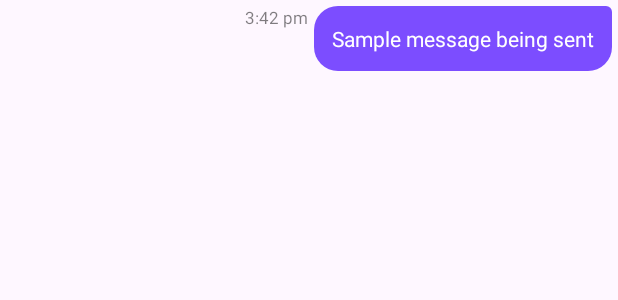
After one commit to shigf1/ClothesShare-main, an Android app: the layout item_message_sent.xml on its own in the app's theme, with its tools: preview values and no code run, on a phone screen of 412 x 824 dp. The commit adds this screen. Shown: the top 300 px of the screen. Run offline under Robolectric (Android 15) with nearby library versions, the phone set to English and light mode, and no system bars.

Commit message:
adapting conversation items on left and right side

```diff
--- a/app/src/main/AndroidManifest.xml
+++ b/app/src/main/AndroidManifest.xml
@@ -44,6 +44,9 @@
         <activity
             android:name=".ExperienceActivity"
             android:exported="true" />
+        <activity
+            android:name=".ui.ConversationActivity"
+            android:exported="false" />
     </application>
 
 </manifest>
--- a/app/src/main/java/com/example/clothesshare/ConversationItem.kt
+++ b/app/src/main/java/com/example/clothesshare/ConversationItem.kt
@@ -6,13 +6,15 @@ data class ConversationItem(
     val id: String? = null,
     val username: String? = null,
     val message: String? = null,
-    val message_date: String = "" // Can be String or Long
+    val message_date: String = "" ,
+    val isCurrentUser: Boolean = false // Add this field
 ) {
     @Exclude
     fun toMap(): Map<String, Any?> = mapOf(
         "id" to id,
         "username" to username,
         "message" to message,
-        "message_date" to message_date
+        "message_date" to message_date,
+        "isCurrentUser" to isCurrentUser
     )
 }
--- a/app/src/main/java/com/example/clothesshare/MessageAdapter.kt
+++ b/app/src/main/java/com/example/clothesshare/MessageAdapter.kt
@@ -9,10 +9,8 @@ import android.widget.TextView
 import androidx.recyclerview.widget.RecyclerView
 import com.bumptech.glide.Glide
 
-class MessageAdapter(private val messages: List<MessageItem>) :
+class MessageAdapter(private val messages: List<MessageItem>, private val onItemClick: (MessageItem) -> Unit) :
     RecyclerView.Adapter<MessageAdapter.ViewHolder>(){
-
-        var onItemClick : ((MessageItem) -> Unit)? = null
 
         override fun onCreateViewHolder(parent: ViewGroup, viewType: Int):
                 ViewHolder {
@@ -41,7 +39,7 @@ class MessageAdapter(private val messages: List<MessageItem>) :
 
 
         holder.itemView.setOnClickListener {
-            onItemClick?.invoke(message)
+            onItemClick(message)
         }
     }
 
--- /dev/null
+++ b/app/src/main/res/drawable/bubble_sent.xml
@@ -0,0 +1,9 @@
+<shape xmlns:android="http://schemas.android.com/apk/res/android"
+    android:shape="rectangle">
+    <corners
+        android:topLeftRadius="16dp"
+        android:topRightRadius="4dp"
+        android:bottomLeftRadius="16dp"
+        android:bottomRightRadius="16dp"/>
+    <solid android:color="#7C4DFF"/> <!-- Purple color -->
+</shape>
--- /dev/null
+++ b/app/src/main/res/layout/item_message_sent.xml
@@ -0,0 +1,32 @@
+<?xml version="1.0" encoding="utf-8"?>
+<androidx.constraintlayout.widget.ConstraintLayout
+    xmlns:android="http://schemas.android.com/apk/res/android"
+    xmlns:app="http://schemas.android.com/apk/res-auto"
+    android:layout_width="match_parent"
+    android:layout_height="wrap_content"
+    android:padding="4dp">
+
+    <TextView
+        android:id="@+id/message_text"
+        android:layout_width="wrap_content"
+        android:layout_height="wrap_content"
+        android:maxWidth="300dp"
+        android:padding="12dp"
+        android:textColor="#FFFFFF"
+        android:text="Sample message being sent"
+        android:background="@drawable/bubble_sent"
+        app:layout_constraintEnd_toEndOf="parent"
+        app:layout_constraintTop_toTopOf="parent"/>
+
+    <TextView
+        android:id="@+id/message_time"
+        android:layout_width="wrap_content"
+        android:layout_height="wrap_content"
+        android:textSize="11sp"
+        android:textColor="#80000000"
+        android:text="3:42 pm"
+        app:layout_constraintEnd_toStartOf="@id/message_text"
+        app:layout_constraintTop_toTopOf="@id/message_text"
+        android:layout_marginEnd="4dp"/>
+
+</androidx.constraintlayout.widget.ConstraintLayout>
```
Also changed, not shown: app/src/main/java/com/example/clothesshare/ConversationActivity.kt (+79 -23 lines), app/src/main/java/com/example/clothesshare/ConversationAdapter.kt (+48 -42 lines), app/src/main/java/com/example/clothesshare/MessagesActivity.kt (+5 -4 lines).
